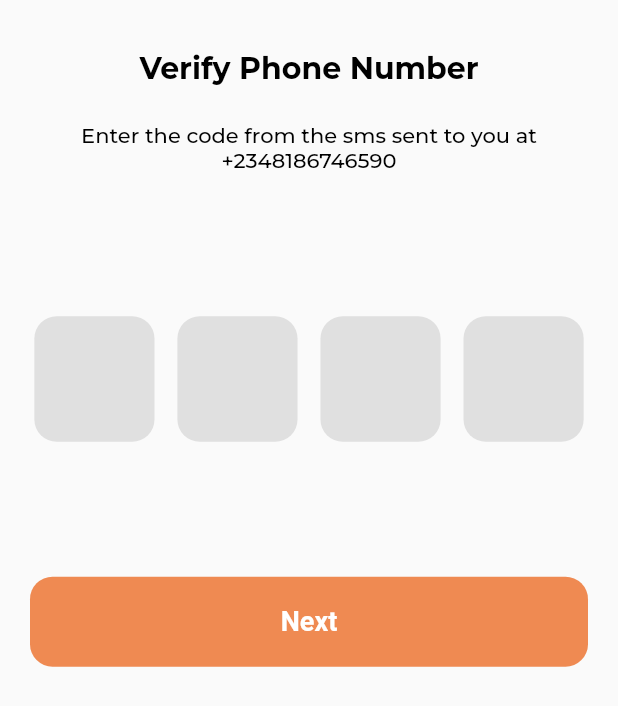
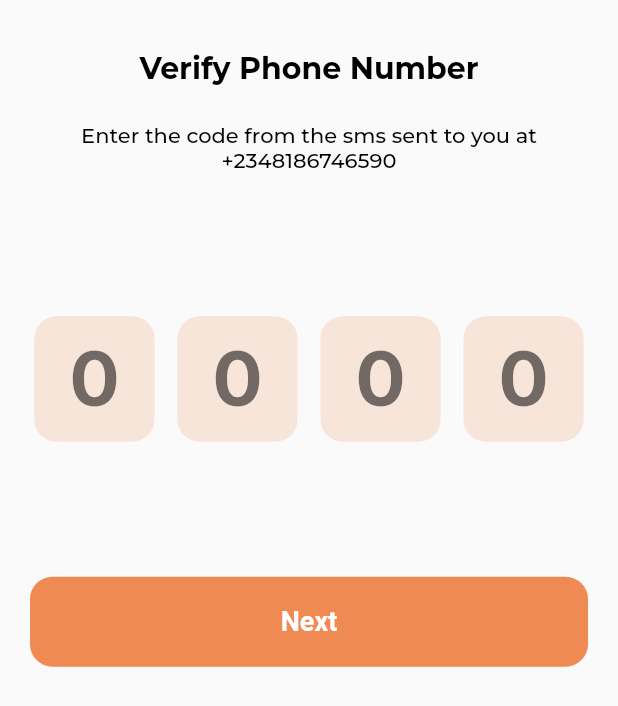
Before and after one commit to henryadebayo/flunace, a Flutter app: the VerifyNumber screen opened directly, on a phone screen of 412 x 824 dp. Shown: the top 706 px of the screen. Run offline on Flutter 3.47's test engine with Material 2 defaults, Android fonts, the phone set to English and light mode, and no system bars; our stand-ins replace flutter_screenutil, google_fonts, google_maps_flutter; Roboto replaces fonts that are missing (Commissioner).

Commit message:
added Google Map 👌

```diff
--- a/lib/UI/onBoarding/verify_number_screen.dart
+++ b/lib/UI/onBoarding/verify_number_screen.dart
@@ -1,9 +1,11 @@
 import 'package:flutter/material.dart';
+import 'package:flutter/services.dart';
 import 'package:flutter_screenutil/flutter_screenutil.dart';
 import 'package:google_fonts/google_fonts.dart';
 
 import '../../Consts/colors.dart';
 import '../../Consts/text_styles.dart';
+import '../gMap/google_map_screen.dart';
 
 
 class VerifyNumber extends StatefulWidget {
@@ -39,24 +41,28 @@ class _VerifyNumberState extends State<VerifyNumber> {
                         height: 70.0.h,
                         width: 70.0.w,
                         decoration: BoxDecoration(
-                            color: Colors.grey[300],
+                            color: kLightOrange,
                             borderRadius: BorderRadius.circular(13.0.r)
                         ),
-                        child: Center(child:
+                        child:
+                        Center(child:
                         TextFormField(
+                          inputFormatters: [
+                            LengthLimitingTextInputFormatter(1)
+                          ],
                           decoration: InputDecoration(
-                            filled: true,
+                            hintText: "0",
                             border: InputBorder.none,
-                            fillColor: Colors.transparent,
-                            contentPadding: EdgeInsets.only(left: 50.0.w),
-                            hintStyle: GoogleFonts.inter(color: Colors.black54, fontWeight: FontWeight.bold),
+                            hintStyle:GoogleFonts.inter(color: Colors.black54, fontWeight: FontWeight.bold, fontSize: 50.0),
                           ),
                           keyboardType: TextInputType.number,
-                          style: GoogleFonts.inter(color: Colors.black, fontWeight: FontWeight.bold),
-                          autovalidateMode: AutovalidateMode.onUserInteraction,
-                          validator: (value){
+                          style: GoogleFonts.inter(color: Colors.black, fontWeight: FontWeight.bold, fontSize: 30.0), textAlign: TextAlign.center,
+                          onChanged: (value){
+                            if (value.length == 1){
+                              FocusScope.of(context).nextFocus();
+                            }
                           },
-                          //maxLength: 10,
+
                         )
                         ),
                       ),
@@ -64,24 +70,28 @@ class _VerifyNumberState extends State<VerifyNumber> {
                         height: 70.0.h,
                         width: 70.0.w,
                         decoration: BoxDecoration(
-                            color: Colors.grey[300],
+                            color: kLightOrange,
                             borderRadius: BorderRadius.circular(13.0.r)
                         ),
-                        child: Center(child:
+                        child:
+                        Center(child:
                         TextFormField(
+                          inputFormatters: [
+                            LengthLimitingTextInputFormatter(1)
+                          ],
                           decoration: InputDecoration(
-                            filled: true,
+                            hintText: "0",
                             border: InputBorder.none,
-                            fillColor: Colors.transparent,
-                            contentPadding: EdgeInsets.only(left: 50.0.w),
-                            hintStyle: GoogleFonts.inter(color: Colors.black54, fontWeight: FontWeight.bold),
+                            hintStyle:GoogleFonts.inter(color: Colors.black54, fontWeight: FontWeight.bold, fontSize: 50.0),
                           ),
                           keyboardType: TextInputType.number,
-                          style: GoogleFonts.inter(color: Colors.black, fontWeight: FontWeight.bold),
-                          autovalidateMode: AutovalidateMode.onUserInteraction,
-                          validator: (value){
+                          style: GoogleFonts.inter(color: Colors.black, fontWeight: FontWeight.bold, fontSize: 30.0), textAlign: TextAlign.center,
+                          onChanged: (value){
+                            if (value.length == 1){
+                              FocusScope.of(context).nextFocus();
+                            }
                           },
-                          //maxLength: 10,
+
                         )
                         ),
                       ),
@@ -89,24 +99,28 @@ class _VerifyNumberState extends State<VerifyNumber> {
                         height: 70.0.h,
                         width: 70.0.w,
                         decoration: BoxDecoration(
-                            color: Colors.grey[300],
+                            color: kLightOrange,
                             borderRadius: BorderRadius.circular(13.0.r)
                         ),
-                        child: Center(child:
+                        child:
+                        Center(child:
                         TextFormField(
+                          inputFormatters: [
+                            LengthLimitingTextInputFormatter(1)
+                          ],
                           decoration: InputDecoration(
-                            filled: true,
+                            hintText: "0",
                             border: InputBorder.none,
-                            fillColor: Colors.transparent,
-                            contentPadding: EdgeInsets.only(left: 50.0.w),
-                            hintStyle: GoogleFonts.inter(color: Colors.black54, fontWeight: FontWeight.bold),
+                            hintStyle:GoogleFonts.inter(color: Colors.black54, fontWeight: FontWeight.bold, fontSize: 50.0),
                           ),
                           keyboardType: TextInputType.number,
-                          style: GoogleFonts.inter(color: Colors.black, fontWeight: FontWeight.bold),
-                          autovalidateMode: AutovalidateMode.onUserInteraction,
-                          validator: (value){
+                          style: GoogleFonts.inter(color: Colors.black, fontWeight: FontWeight.bold, fontSize: 30.0), textAlign: TextAlign.center,
+                          onChanged: (value){
+                            if (value.length == 1){
+                              FocusScope.of(context).nextFocus();
+                            }
                           },
-                          //maxLength: 10,
+
                         )
                         ),
                       ),
@@ -114,30 +128,35 @@ class _VerifyNumberState extends State<VerifyNumber> {
                         height: 70.0.h,
                         width: 70.0.w,
                         decoration: BoxDecoration(
-                            color: Colors.grey[300],
+                            color: kLightOrange,
                             borderRadius: BorderRadius.circular(13.0.r)
                         ),
-                        child: Center(child:
+                        child:
+                        Center(child:
                         TextFormField(
+                          inputFormatters: [
+                            LengthLimitingTextInputFormatter(1)
+                          ],
                           decoration: InputDecoration(
-                            filled: true,
+                            hintText: "0",
                             border: InputBorder.none,
-                            fillColor: Colors.transparent,
-                            contentPadding: EdgeInsets.only(left: 50.0.w),
-                            hintStyle: GoogleFonts.inter(color: Colors.black54, fontWeight: FontWeight.bold),
+                            hintStyle:GoogleFonts.inter(color: Colors.black54, fontWeight: FontWeight.bold, fontSize: 50.0),
                           ),
                           keyboardType: TextInputType.number,
-                          style: GoogleFonts.inter(color: Colors.black, fontWeight: FontWeight.bold),
-                          autovalidateMode: AutovalidateMode.onUserInteraction,
-                          validator: (value){
+                          style: GoogleFonts.inter(color: Colors.black, fontWeight: FontWeight.bold, fontSize: 30.0), textAlign: TextAlign.center,
+                          onChanged: (value){
+                            if (value.length == 1){
+                              FocusScope.of(context).nextFocus();
+                            }
                           },
-                          //maxLength: 10,
+
                         )
                         ),
                       ),
                     ],
                   ),
                 ),
+                //AIzaSyCqv2b8vhxvSkqzaWLLhbVLF0IZ0p-Nzuw
                 Padding(
                   padding:  EdgeInsets.only(left: 20.0, right: 20.0, top: 90.0),
                   child: SizedBox(
@@ -147,7 +166,7 @@ class _VerifyNumberState extends State<VerifyNumber> {
                     TextButton(
                       onPressed: () {
                         Navigator.of(context).push(MaterialPageRoute(builder: (ctx){
-                          return VerifyNumber();
+                          return const GoogleMapScreen();
                         }));
                       },
                       child:  Text("Next", style:kSemiBoldObWhiteTextStyle.copyWith(fontSize: 18.0) ),
--- a/pubspec.yaml
+++ b/pubspec.yaml
@@ -44,6 +44,11 @@ dependencies:
   email_validator: ^2.0.1
   flutter_svg: ^1.0.3
   google_fonts: ^3.0.1
+  dio: ^4.0.6
+  google_maps_flutter: ^2.1.8
+  flutter_polyline_points: ^1.0.0
+  animated_bottom_navigation_bar: ^1.0.1
+  geolocator: ^9.0.1
 
 dev_dependencies:
   flutter_test:
```
Also changed, not shown: lib/UI/gMap/google_map_screen.dart (added, +101 -0 lines), pubspec.lock, 2 other files.
